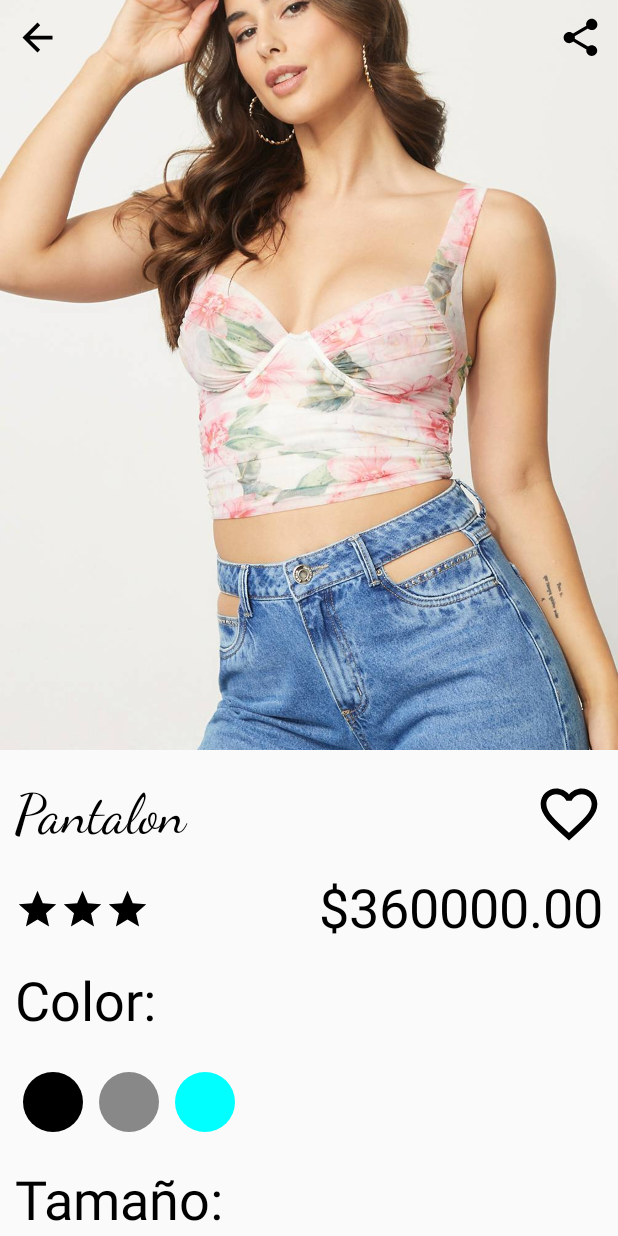
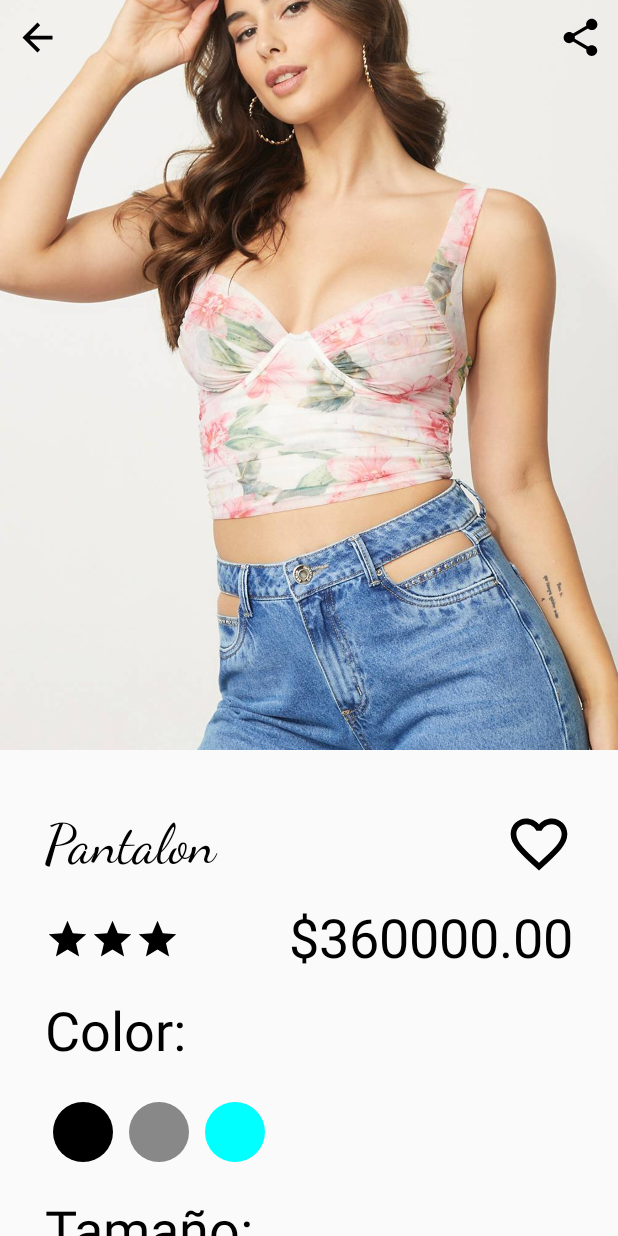
Before and after one commit to jesus1080/AppMovilStore, an Android app built with Jetpack Compose: the screen it shows after launch (MainActivity), after a tap on "producto", on a phone screen of 412 x 824 dp. Run offline under Robolectric (Android 15) with nearby library versions, the phone set to English and light mode, and no system bars.

```diff
--- a/app/src/main/java/com/example/appstore/navigation/StoreNavegation.kt
+++ b/app/src/main/java/com/example/appstore/navigation/StoreNavegation.kt
@@ -10,6 +10,7 @@ import com.example.appstore.screens.MainScreen
 import com.example.appstore.screens.ProductScreen
 import com.example.appstore.screens.ToBuy
 import com.example.appstore.screens.SuccessfulBuy
+import com.example.appstore.screens.UserProfile
 
 
 @Composable
@@ -35,5 +36,8 @@ fun StoreNavigation(){
         composable(route = StoreScreens.SuccessfulBuy.route){
             SuccessfulBuy(navController)
         }
+        composable(route = StoreScreens.UserProfile.route){
+            UserProfile(navController)
+        }
     }
 }
--- a/app/src/main/java/com/example/appstore/screens/MainScreen.kt
+++ b/app/src/main/java/com/example/appstore/screens/MainScreen.kt
@@ -43,6 +43,7 @@ import androidx.compose.ui.unit.dp
 import androidx.compose.ui.unit.sp
 import androidx.navigation.NavController
 import com.example.appstore.R
+import com.example.appstore.navigation.StoreNavigation
 import com.example.appstore.navigation.StoreScreens
 
 
@@ -160,6 +161,7 @@ fun ContentBottomBar(navController: NavController){
             tint = Color.Black,
             modifier = Modifier
                 .padding(8.dp)
+                .clickable { navController.navigate(StoreScreens.MainScreen.route) }
         )
         Icon(
             imageVector = Icons.Default.ShoppingCart,
@@ -181,9 +183,7 @@ fun ContentBottomBar(navController: NavController){
             tint = Color.Black,
             modifier = Modifier
                 .padding(8.dp)
-                .clickable {
-
-                }
+                .clickable { navController.navigate(StoreScreens.UserProfile.route)}
         )
     }
 }
--- a/app/src/main/java/com/example/appstore/screens/ProductScreen.kt
+++ b/app/src/main/java/com/example/appstore/screens/ProductScreen.kt
@@ -98,7 +98,13 @@ fun ImageProduct(navController: NavController){
 }
 @Composable
 fun DescriptionProduct(name: String?, navController: NavController){
-    Column {
+    Column(
+        modifier = Modifier
+            .fillMaxSize()
+            .padding(20.dp),
+        verticalArrangement = Arrangement.Top,
+        horizontalAlignment = Alignment.CenterHorizontally
+    ) {
         NameProduct(name)
         PriceProduct(360000f, 3)
         ProductColor()
@@ -153,7 +159,8 @@ fun Cualifi( qualification: Int){
 @Composable
 fun PriceProduct(price: Float,qualification: Int){
     Row(
-        modifier = Modifier.fillMaxSize(),
+        modifier = Modifier
+            .fillMaxSize(),
         horizontalArrangement = Arrangement.SpaceBetween,
         verticalAlignment = Alignment.CenterVertically
     ) {
@@ -267,14 +274,8 @@ fun BuyButons(navController: NavController){
                 .fillMaxWidth(),
             colors = ButtonDefaults.buttonColors(backgroundColor = mycolor),
             content = {
-                Text(text = "Agregar al carrito", color = Color.White)
+                Text(text = "Agregar al carrito", color = Color.Black)
             }
         )
     }
 }
-
-@Preview
-@Composable
-fun PreviewSize(){
-
-}
--- a/app/src/main/java/com/example/appstore/screens/SuccessfulBuy.kt
+++ b/app/src/main/java/com/example/appstore/screens/SuccessfulBuy.kt
@@ -81,8 +81,3 @@ fun InfoText(text: String){
         )
 
 }
-@Preview(showSystemUi = true)
-@Composable
-fun PreviewSuccess(){
-    //SuccessfulBuy()
-}
--- a/app/src/main/java/com/example/appstore/screens/UserProfile.kt
+++ b/app/src/main/java/com/example/appstore/screens/UserProfile.kt
@@ -197,9 +197,3 @@ fun InformationUser(){
     }
 
 }
-
-@Preview(showSystemUi = true)
-@Composable
-fun PreviewUserProfile(){
-    //UserProfile()
-}
--- /dev/null
+++ b/app/src/main/res/drawable/shopping_basket_24.xml
@@ -0,0 +1,5 @@
+<vector android:height="24dp" android:tint="#000000"
+    android:viewportHeight="24" android:viewportWidth="24"
+    android:width="24dp" xmlns:android="http://schemas.android.com/apk/res/android">
+    <path android:fillColor="@android:color/white" android:pathData="M17.21,9l-4.38,-6.56c-0.19,-0.28 -0.51,-0.42 -0.83,-0.42 -0.32,0 -0.64,0.14 -0.83,0.43L6.79,9L2,9c-0.55,0 -1,0.45 -1,1 0,0.09 0.01,0.18 0.04,0.27l2.54,9.27c0.23,0.84 1,1.46 1.92,1.46h13c0.92,0 1.69,-0.62 1.93,-1.46l2.54,-9.27L23,10c0,-0.55 -0.45,-1 -1,-1h-4.79zM9,9l3,-4.4L15,9L9,9zM12,17c-1.1,0 -2,-0.9 -2,-2s0.9,-2 2,-2 2,0.9 2,2 -0.9,2 -2,2z"/>
+</vector>
```
Also changed, not shown: app/src/main/java/com/example/appstore/screens/ToBuy.kt (+4 -8 lines).
